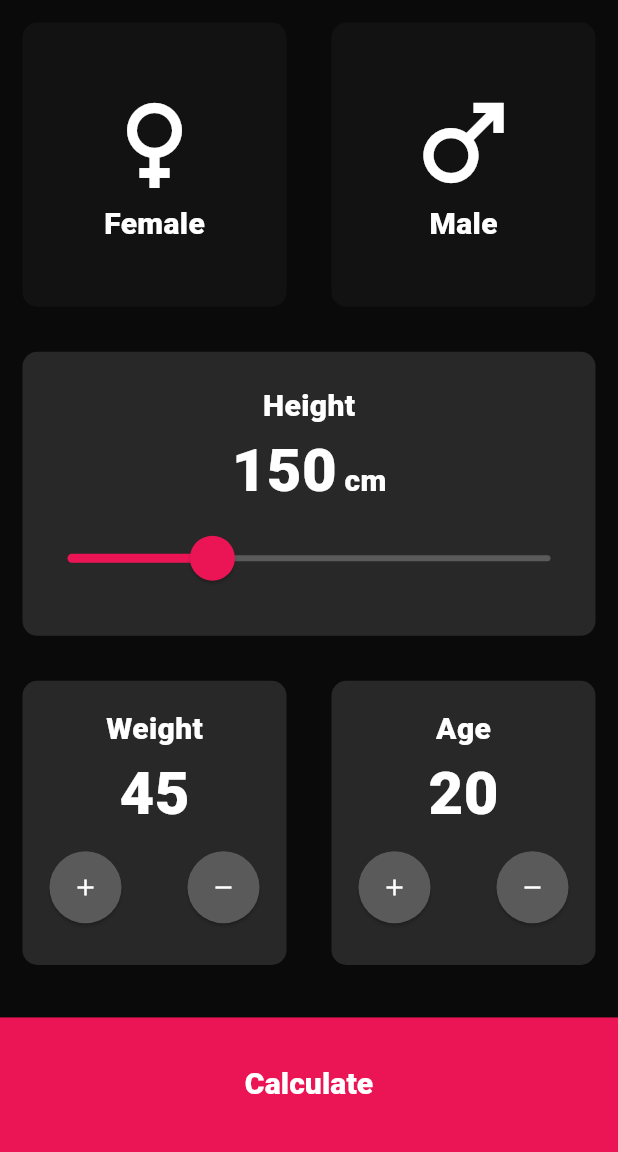
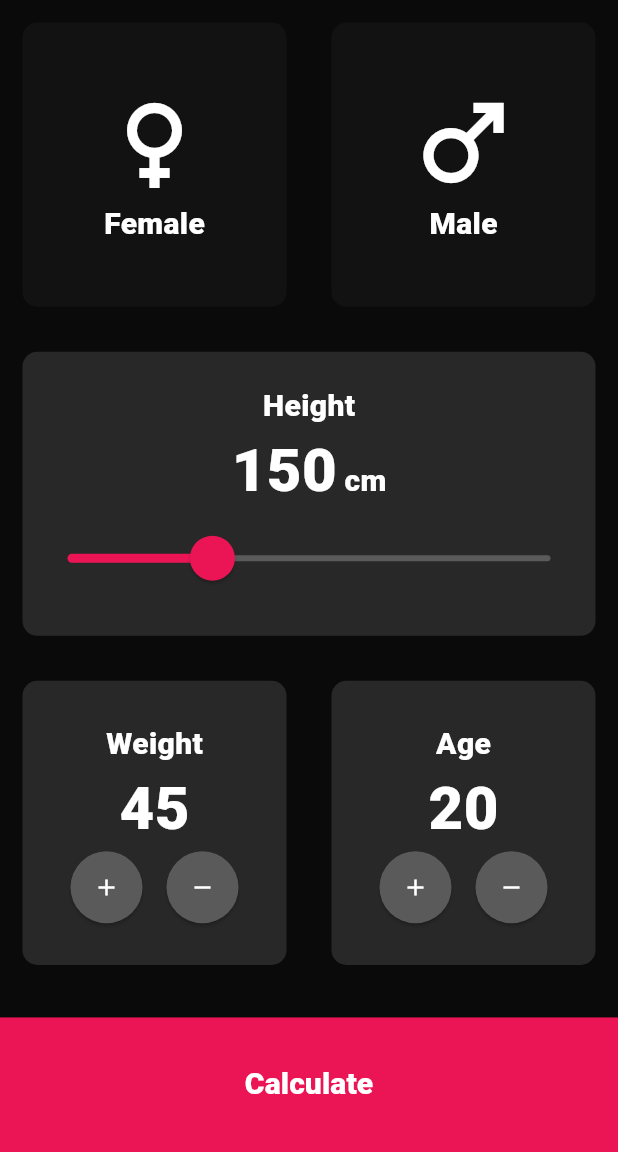
Before and after one commit to Rawan227/BMI_Calculator, a Flutter app: the screen it shows after launch, on a phone screen of 412 x 824 dp, the part 84-1236 px from its top. Run offline on Flutter 3.47's test engine with Material 3 defaults, Android fonts, the phone set to English and light mode, and no system bars.

Commit message:
centered button

```diff
--- a/lib/components/age_weight_input.dart
+++ b/lib/components/age_weight_input.dart
@@ -29,11 +29,9 @@ class AgeWeightInput extends StatelessWidget {
           style: numericalTextStyle,
         ),
         Row(
-          mainAxisAlignment: MainAxisAlignment.spaceBetween,
+          mainAxisAlignment: MainAxisAlignment.center,
           children: [
-            Padding(
-              padding: const EdgeInsets.all(10.0),
-              child: ElevatedButton(
+            ElevatedButton(
               onPressed: plusClick,
               style: plusMinusButtonsStyle,
               child: const Icon(
@@ -41,14 +39,10 @@ class AgeWeightInput extends StatelessWidget {
                 color: Colors.white,
               ),
             ),
-            ),
-            Padding(
-              padding: const EdgeInsets.all(10.0),
-              child: ElevatedButton(
+            ElevatedButton(
               onPressed: minusClick,
               style: plusMinusButtonsStyle,
               child: const Icon(Icons.remove, color: Colors.white),
-              ),
             ),
           ],
         ),
```
Lines whose indentation alone changed are shown as unchanged.
